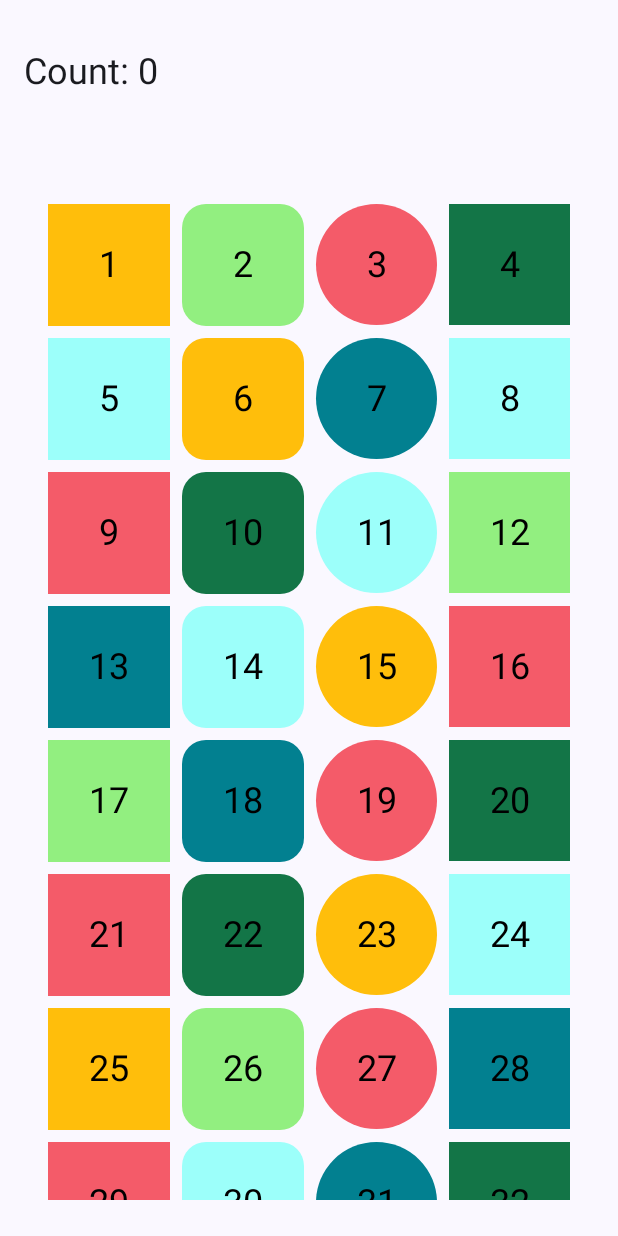
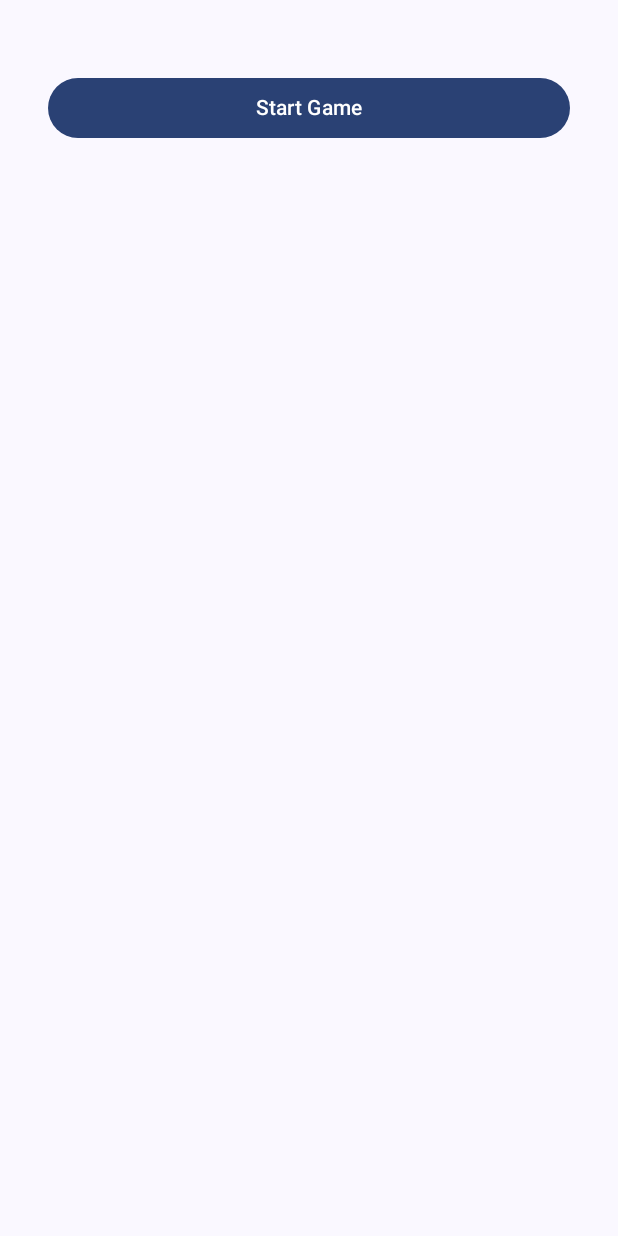
Before and after one commit to EmiSadler/DontPushMyButtons, an Android app built with Jetpack Compose: the screen it shows after launch (MainActivity), on a phone screen of 412 x 824 dp. Run offline under Robolectric (Android 15) with nearby library versions, the phone set to English and light mode, and no system bars.

Commit message:
Added the Hint mechanic

```diff
--- a/app/src/main/java/com/example/dontpushmybuttons/MainActivity.kt
+++ b/app/src/main/java/com/example/dontpushmybuttons/MainActivity.kt
@@ -54,6 +54,10 @@ class MainActivity : ComponentActivity() {
     }
 }
 
+
+val String.color
+    get() = Color(parseColor(this))
+
 val colourRed = "#F45B69".color
 val colourGreen = "#92EF80".color
 val colourYellow = "#FFBE0B".color
@@ -64,192 +68,225 @@ val colourDarkGreen = "#137547".color
 class ButtonItem(
     val label: Int,
     val color: Color,
-    val shape: Shape
+    val shape: Shape,
+    val hint: List<String>
 )
 
 val button1 = ButtonItem(
     label = 1,
     color = colourYellow,
-    shape = RoundedCornerShape(0.dp)
+    shape = RoundedCornerShape(0.dp),
+    hint = listOf("Don't", "Push", "My", "Buttons")
 )
 
 val button2 = ButtonItem(
     label = 2,
     color = colourGreen,
-    shape = RoundedCornerShape(16.dp)
+    shape = RoundedCornerShape(16.dp),
+    hint = listOf("Don't", "Push", "My", "Buttons")
 )
 
 val button3 = ButtonItem(
     label = 3,
     color = colourRed,
-    shape = RoundedCornerShape(100.dp)
+    shape = RoundedCornerShape(100.dp),
+    hint = listOf("Don't", "Push", "My", "Buttons")
 )
 
 val button4 = ButtonItem(
     label = 4,
     color = colourDarkGreen,
-    shape = RoundedCornerShape(0.dp)
+    shape = RoundedCornerShape(0.dp),
+    hint = listOf("Don't", "Push", "My", "Buttons")
 )
 val button5 = ButtonItem(
     label = 5,
     color = colourBlue,
-    shape = RoundedCornerShape(0.dp)
+    shape = RoundedCornerShape(0.dp),
+    hint = listOf("Don't", "Push", "My", "Buttons")
 )
 
 val button6 = ButtonItem(
     label = 6,
     color = colourYellow,
-    shape = RoundedCornerShape(16.dp)
+    shape = RoundedCornerShape(16.dp),
+    hint = listOf("Don't", "Push", "My", "Buttons")
 )
 
 val button7 = ButtonItem(
     label = 7,
     color = colourTeal,
-    shape = RoundedCornerShape(100.dp)
+    shape = RoundedCornerShape(100.dp),
+    hint = listOf("Don't", "Push", "My", "Buttons")
 )
 
 val button8 = ButtonItem(
     label = 8,
     color = colourBlue,
-    shape = RoundedCornerShape(0.dp)
+    shape = RoundedCornerShape(0.dp),
+    hint = listOf("Don't", "Push", "My", "Buttons")
 )
 val button9 = ButtonItem(
     label = 9,
     color = colourRed,
-    shape = RoundedCornerShape(0.dp)
+    shape = RoundedCornerShape(0.dp),
+    hint = listOf("Don't", "Push", "My", "Buttons")
 )
 
 val button10 = ButtonItem(
     label = 10,
     color = colourDarkGreen,
-    shape = RoundedCornerShape(16.dp)
+    shape = RoundedCornerShape(16.dp),
+    hint = listOf("Don't", "Push", "My", "Buttons")
 )
 
 val button11 = ButtonItem(
     label = 11,
     color = colourBlue,
-    shape = RoundedCornerShape(100.dp)
+    shape = RoundedCornerShape(100.dp),
+    hint = listOf("Don't", "Push", "My", "Buttons")
 )
 
 val button12 = ButtonItem(
     label = 12,
     color = colourGreen,
-    shape = RoundedCornerShape(0.dp)
+    shape = RoundedCornerShape(0.dp),
+    hint = listOf("Don't", "Push", "My", "Buttons")
 )
 val button13 = ButtonItem(
     label = 13,
     color = colourTeal,
-    shape = RoundedCornerShape(0.dp)
+    shape = RoundedCornerShape(0.dp),
+    hint = listOf("Don't", "Push", "My", "Buttons")
 )
 
 val button14 = ButtonItem(
     label = 14,
     color = colourBlue,
-    shape = RoundedCornerShape(16.dp)
+    shape = RoundedCornerShape(16.dp),
+    hint = listOf("Don't", "Push", "My", "Buttons")
 )
 
 val button15 = ButtonItem(
     label = 15,
     color = colourYellow,
-    shape = RoundedCornerShape(100.dp)
+    shape = RoundedCornerShape(100.dp),
+    hint = listOf("Don't", "Push", "My", "Buttons")
 )
 
 val button16 = ButtonItem(
     label = 16,
     color = colourRed,
-    shape = RoundedCornerShape(0.dp)
+    shape = RoundedCornerShape(0.dp),
+    hint = listOf("Don't", "Push", "My", "Buttons")
 )
 val button17 = ButtonItem(
     label = 17,
     color = colourGreen,
-    shape = RoundedCornerShape(0.dp)
+    shape = RoundedCornerShape(0.dp),
+    hint = listOf("Don't", "Push", "My", "Buttons")
 )
 
 val button18 = ButtonItem(
     label = 18,
     color = colourTeal,
-    shape = RoundedCornerShape(16.dp)
+    shape = RoundedCornerShape(16.dp),
+    hint = listOf("Don't", "Push", "My", "Buttons")
 )
 
 val button19 = ButtonItem(
     label = 19,
     color = colourRed,
-    shape = RoundedCornerShape(100.dp)
+    shape = RoundedCornerShape(100.dp),
+    hint = listOf("Don't", "Push", "My", "Buttons")
 )
 
 val button20 = ButtonItem(
     label = 20,
     color = colourDarkGreen,
-    shape = RoundedCornerShape(0.dp)
+    shape = RoundedCornerShape(0.dp),
+    hint = listOf("Don't", "Push", "My", "Buttons")
 )
 val button21 = ButtonItem(
     label = 21,
     color = colourRed,
-    shape = RoundedCornerShape(0.dp)
+    shape = RoundedCornerShape(0.dp),
+    hint = listOf("Don't", "Push", "My", "Buttons")
 )
 
 val button22 = ButtonItem(
     label = 22,
     color = colourDarkGreen,
-    shape = RoundedCornerShape(16.dp)
+    shape = RoundedCornerShape(16.dp),
+    hint = listOf("Don't", "Push", "My", "Buttons")
 )
 
 val button23 = ButtonItem(
     label = 23,
     color = colourYellow,
-    shape = RoundedCornerShape(100.dp)
+    shape = RoundedCornerShape(100.dp),
+    hint = listOf("Don't", "Push", "My", "Buttons")
 )
 
 val button24 = ButtonItem(
     label = 24,
     color = colourBlue,
-    shape = RoundedCornerShape(0.dp)
+    shape = RoundedCornerShape(0.dp),
+    hint = listOf("Don't", "Push", "My", "Buttons")
 )
 val button25 = ButtonItem(
     label = 25,
     color = colourYellow,
-    shape = RoundedCornerShape(0.dp)
+    shape = RoundedCornerShape(0.dp),
+    hint = listOf("Don't", "Push", "My", "Buttons")
 )
 
 val button26 = ButtonItem(
     label = 26,
     color = colourGreen,
-    shape = RoundedCornerShape(16.dp)
+    shape = RoundedCornerShape(16.dp),
+    hint = listOf("Don't", "Push", "My", "Buttons")
 )
 
 val button27 = ButtonItem(
     label = 27,
     color = colourRed,
-    shape = RoundedCornerShape(100.dp)
+    shape = RoundedCornerShape(100.dp),
+    hint = listOf("Don't", "Push", "My", "Buttons")
 )
 
 val button28 = ButtonItem(
     label = 28,
     color = colourTeal,
-    shape = RoundedCornerShape(0.dp)
+    shape = RoundedCornerShape(0.dp),
+    hint = listOf("Don't", "Push", "My", "Buttons")
 )
 val button29 = ButtonItem(
     label = 29,
     color = colourRed,
-    shape = RoundedCornerShape(0.dp)
+    shape = RoundedCornerShape(0.dp),
+    hint = listOf("Don't", "Push", "My", "Buttons")
 )
 
 val button30 = ButtonItem(
     label = 30,
     color = colourBlue,
-    shape = RoundedCornerShape(16.dp)
+    shape = RoundedCornerShape(16.dp),
+    hint = listOf("Don't", "Push", "My", "Buttons")
 )
 
 val button31 = ButtonItem(
     label = 31,
     color = colourTeal,
-    shape = RoundedCornerShape(100.dp)
+    shape = RoundedCornerShape(100.dp),
+    hint = listOf("Don't", "Push", "My", "Buttons")
 )
 
 val button32 = ButtonItem(
     label = 32,
     color = colourDarkGreen,
-    shape = RoundedCornerShape(0.dp)
+    shape = RoundedCornerShape(0.dp),
+    hint = listOf("Don't", "Push", "My", "Buttons")
 )
 
 
@@ -265,6 +302,12 @@ fun Title(label: String) {
 @Composable
 fun FixedGrid() {
     var counter by remember { mutableStateOf(0) }
+    var isGameRunning by remember { mutableStateOf(false) }
+    var targetButtonId by remember { mutableStateOf(0) }
+    var gameOver by remember { mutableStateOf(false) }
+    var finalScore by remember { mutableStateOf(0) }
+    var currentHint by remember { mutableStateOf<String?>(null) }
+    var incorrectClicks by remember { mutableStateOf(0) }
     val items: List<ButtonItem> = listOf(
         button1,
         button2,
@@ -300,11 +343,76 @@ fun FixedGrid() {
         button32
     )
 
+    fun updateHint() {
+        if (incorrectClicks % 5 == 0 && incorrectClicks > 0) {
+            val hintIndex = (incorrectClicks / 5) - 1
+            val targetButton = items.find { it.label == targetButtonId }
+            targetButton?.let {
+                if (hintIndex < it.hint.size) {
+                    currentHint = it.hint[hintIndex]
+                }
+            }
+        }
+    }
+
+    fun startNewGame() {
+        isGameRunning = true
+        gameOver = false
+        counter = 0
+        incorrectClicks = 0
+        currentHint = null
+        targetButtonId = (1..32).random()
+    }
+
     Column(modifier = Modifier.fillMaxSize()) {
+        if (!isGameRunning && !gameOver) {
+            Button(
+                onClick = { startNewGame() },
+                modifier = Modifier
+                    .fillMaxWidth()
+                    .padding(16.dp)
+
+            ) {
+                Text("Start Game")
+            }
+        } else if (gameOver) {
+            Column(
+                modifier = Modifier
+                    .fillMaxSize()
+                    .padding(16.dp),
+
+                ) {
+                Text(
+                    text = "Game Over!",
+                    style = MaterialTheme.typography.headlineMedium
+                )
+                Text(
+                    text = "Final Score: $finalScore",
+                    style = MaterialTheme.typography.headlineSmall
+                )
+                Button(
+                    onClick = { startNewGame() },
+                    modifier = Modifier
+                        .fillMaxWidth()
+                        .padding(16.dp)
+                ) {
+                    Text("Play Again")
+                }
+            }
+        } else {
+
             Text(
                 text = "Count: $counter",
                 style = MaterialTheme.typography.headlineSmall,
             )
+
+            currentHint?.let { hint ->
+                Text(
+                    text = "Hint: $hint",
+                    style = MaterialTheme.typography.bodyLarge,
+                    modifier = Modifier.padding(top = 8.dp, bottom = 16.dp)
+                )
+            }
 
             Box(
                 modifier = Modifier.padding(top = 56.dp)
@@ -320,14 +428,27 @@ fun FixedGrid() {
                     modifier = Modifier.fillMaxSize()
                 ) {
                     items(items) { item ->
-                    ButtonGridItem(label = item.label, color = item.color, shape = item.shape, onClickIncrement = { counter++ }
+                        ButtonGridItem(
+                            label = item.label,
+                            color = item.color,
+                            shape = item.shape,
+                            onClickIncrement = {
+                                counter++
+                                if (item.label == targetButtonId) {
+                                    finalScore = counter
+                                    gameOver = true
+                                } else {
+                                    incorrectClicks++
+                                    updateHint()
+                                }
+                            }
                         )
                     }
                 }
             }
         }
     }
-
+    }
 @Composable
 fun ButtonGridItem(label: Int, color: Color, shape: Shape, onClickIncrement: () -> Unit) {
     Button(
@@ -354,6 +475,3 @@ fun PreviewFixedGrid() {
         FixedGrid()
     }
 }
-
-val String.color
-    get() = Color(parseColor(this))
```
Lines whose indentation alone changed are shown as unchanged.
